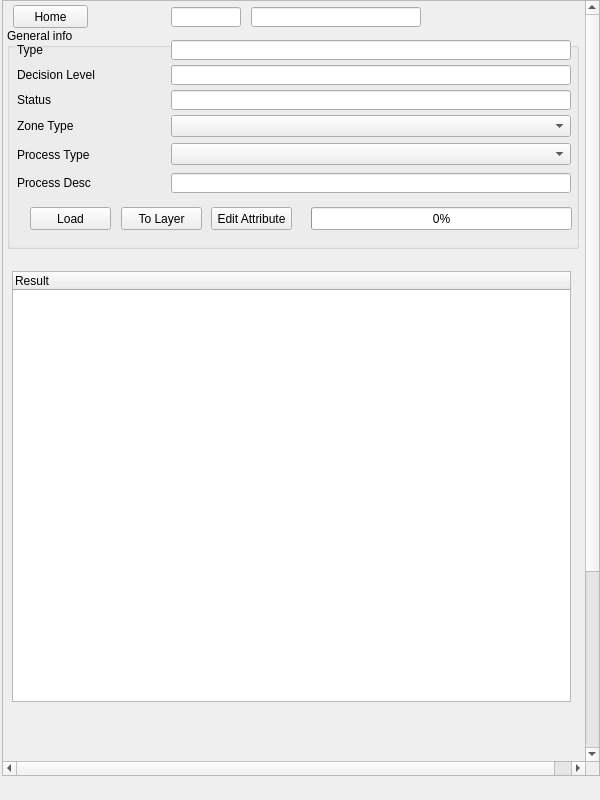
This is view/PlanDetailWidget.ui in teamlm2/lm2_mgis as Qt 5 draws it before an edit. The edited form follows.
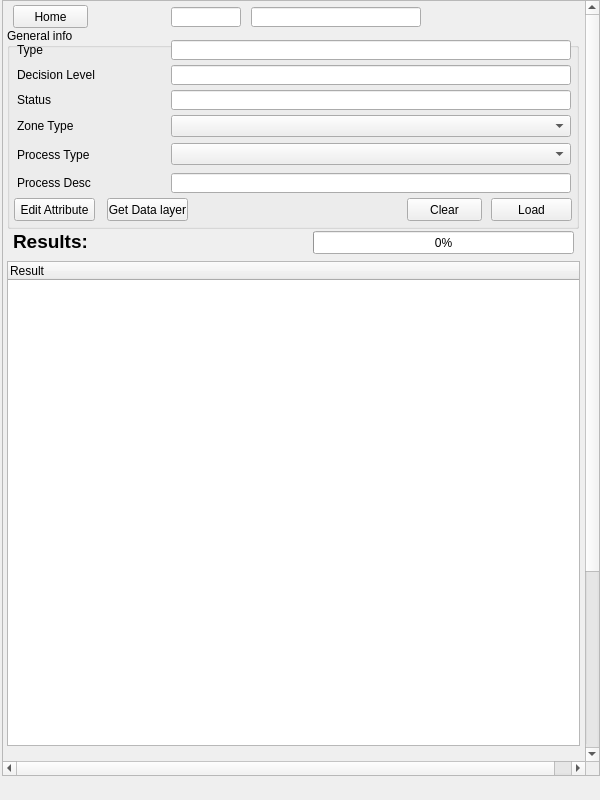
This is the edited form.

What changed in the file:
```diff
--- a/view/PlanDetailWidget.ui
+++ b/view/PlanDetailWidget.ui
@@ -123,7 +123,7 @@
         <x>4</x>
         <y>27</y>
         <width>572</width>
-        <height>221</height>
+        <height>201</height>
        </rect>
       </property>
       <property name="title">
@@ -243,8 +243,8 @@
       <widget class="QPushButton" name="main_edit_attribute_button">
        <property name="geometry">
         <rect>
-         <x>204</x>
-         <y>179</y>
+         <x>7</x>
+         <y>170</y>
          <width>81</width>
          <height>23</height>
         </rect>
@@ -292,8 +292,8 @@
       <widget class="QPushButton" name="main_zone_load_button">
        <property name="geometry">
         <rect>
-         <x>23</x>
-         <y>179</y>
+         <x>484</x>
+         <y>170</y>
          <width>81</width>
          <height>23</height>
         </rect>
@@ -302,33 +302,30 @@
         <string>Load</string>
        </property>
       </widget>
-      <widget class="QProgressBar" name="main_load_pbar">
+      <widget class="QPushButton" name="get_data_layer_button">
        <property name="geometry">
         <rect>
-         <x>304</x>
-         <y>179</y>
-         <width>261</width>
-         <height>23</height>
-        </rect>
-       </property>
-       <property name="value">
-        <number>0</number>
-       </property>
-       <property name="textDirection">
-        <enum>QProgressBar::TopToBottom</enum>
-       </property>
-      </widget>
-      <widget class="QPushButton" name="main_to_layer_button">
-       <property name="geometry">
-        <rect>
-         <x>114</x>
-         <y>179</y>
+         <x>100</x>
+         <y>170</y>
          <width>81</width>
          <height>23</height>
         </rect>
        </property>
        <property name="text">
-        <string>To Layer</string>
+        <string>Get Data layer</string>
+       </property>
+      </widget>
+      <widget class="QPushButton" name="parcel_clear_button">
+       <property name="geometry">
+        <rect>
+         <x>400</x>
+         <y>170</y>
+         <width>75</width>
+         <height>23</height>
+        </rect>
+       </property>
+       <property name="text">
+        <string>Clear</string>
        </property>
       </widget>
      </widget>
@@ -374,10 +371,10 @@
      <widget class="QTreeWidget" name="main_tree_widget">
       <property name="geometry">
        <rect>
-        <x>9</x>
-        <y>270</y>
-        <width>559</width>
-        <height>431</height>
+        <x>4</x>
+        <y>260</y>
+        <width>573</width>
+        <height>485</height>
        </rect>
       </property>
       <column>
@@ -386,6 +383,46 @@
        </property>
       </column>
      </widget>
+     <widget class="QLabel" name="parcel_results_label">
+      <property name="geometry">
+       <rect>
+        <x>10</x>
+        <y>230</y>
+        <width>181</width>
+        <height>20</height>
+       </rect>
+      </property>
+      <property name="font">
+       <font>
+        <family>Lucida Grande</family>
+        <pointsize>14</pointsize>
+        <weight>75</weight>
+        <bold>true</bold>
+       </font>
+      </property>
+      <property name="text">
+       <string>Results:</string>
+      </property>
+      <property name="alignment">
+       <set>Qt::AlignLeading|Qt::AlignLeft|Qt::AlignVCenter</set>
+      </property>
+     </widget>
+     <widget class="QProgressBar" name="main_load_pbar">
+      <property name="geometry">
+       <rect>
+        <x>310</x>
+        <y>230</y>
+        <width>261</width>
+        <height>23</height>
+       </rect>
+      </property>
+      <property name="value">
+       <number>0</number>
+      </property>
+      <property name="textDirection">
+       <enum>QProgressBar::TopToBottom</enum>
+      </property>
+     </widget>
     </widget>
    </widget>
   </widget>
```
